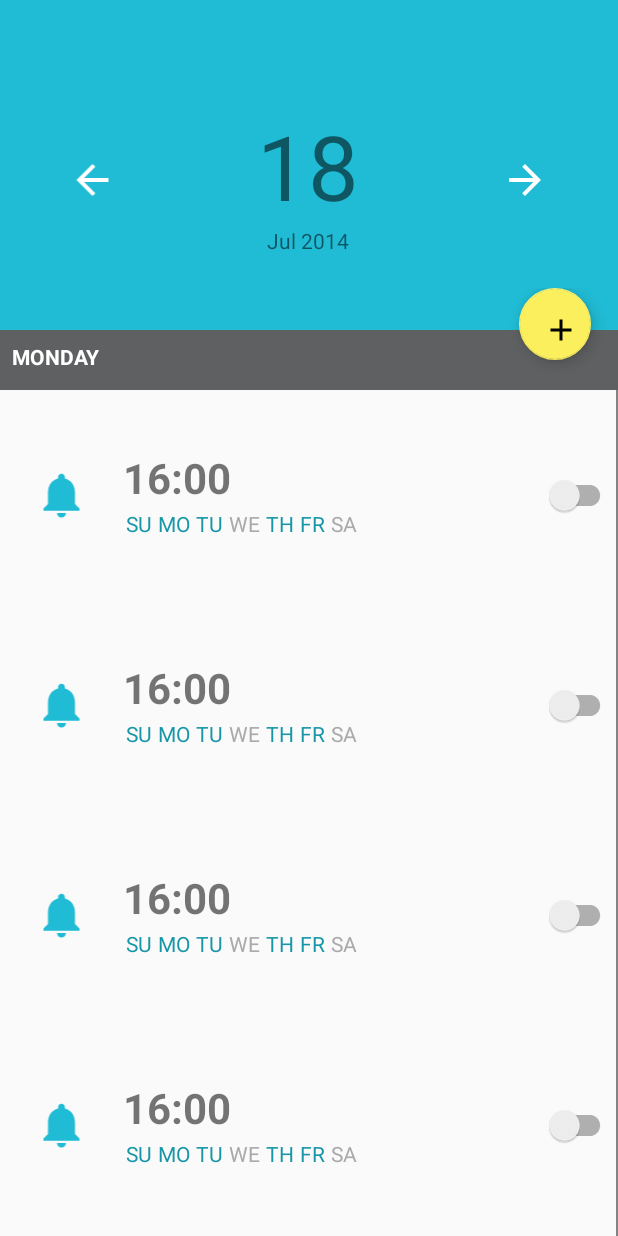
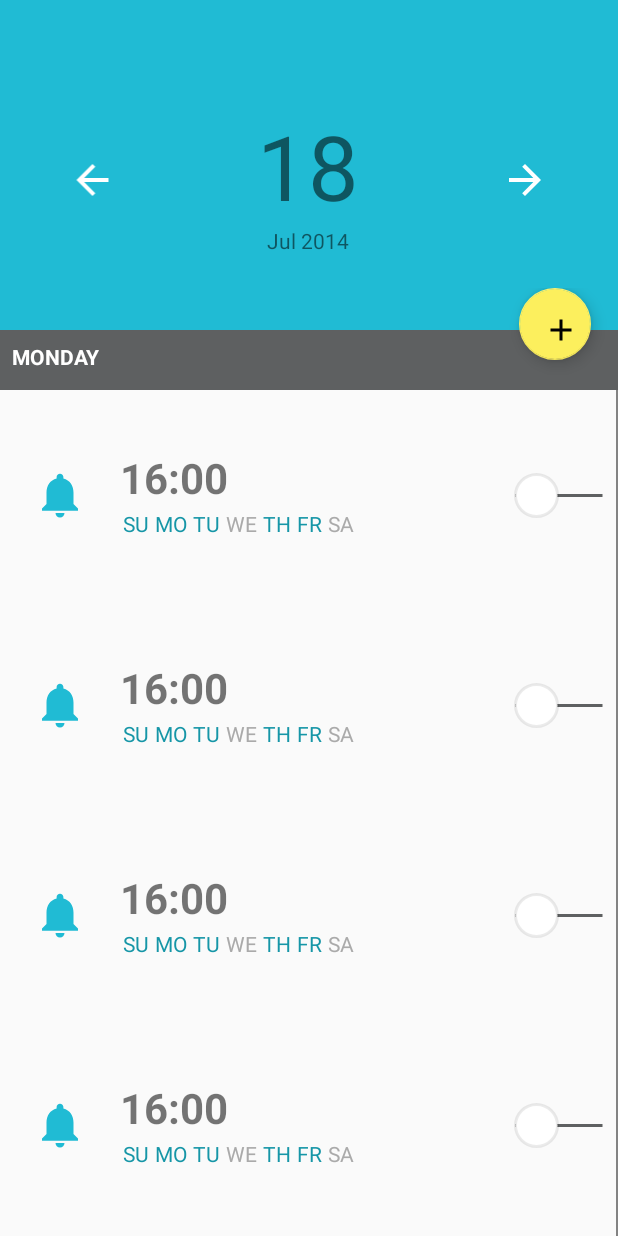
Before and after one commit to kathisai/FabAnimation, an Android app: the screen it shows after launch (MainActivity), on a phone screen of 412 x 824 dp. Run offline under Robolectric (Android 15) with nearby library versions, the phone set to English and light mode, and no system bars; our stand-ins replace ButterKnife.

Commit message:
changed switch UI

```diff
--- a/app/src/main/java/io/com/uitask/customViews/CurvedPathEvaluator.java
+++ b/app/src/main/java/io/com/uitask/customViews/CurvedPathEvaluator.java
@@ -2,9 +2,6 @@ package io.com.uitask.customViews;
 
 import android.animation.TypeEvaluator;
 
-/**
- * Created by tomas on 11/08/15.
- */
 public class CurvedPathEvaluator implements TypeEvaluator<Point> {
 
     @Override
--- /dev/null
+++ b/app/src/main/res/drawable/switch_custom_selector.xml
@@ -0,0 +1,20 @@
+<?xml version="1.0" encoding="utf-8"?>
+<selector xmlns:android="http://schemas.android.com/apk/res/android">
+    <item android:state_checked="true">
+        <shape android:dither="true" android:shape="rectangle" android:useLevel="false" android:visible="true">
+            <solid android:color="@color/colorPrimary" />
+            <corners android:radius="15dp" />
+            <size android:width="30dp" android:height="30dp" />
+            <stroke android:width="2dp" android:color="#14000000" />
+        </shape>
+    </item>
+
+    <item android:state_checked="false">
+        <shape android:dither="true" android:shape="rectangle" android:useLevel="false" android:visible="true">
+            <solid android:color="#FFFFFF" />
+            <corners android:radius="15dp" />
+            <size android:width="30dp" android:height="30dp" />
+            <stroke android:width="2dp" android:color="#14000000" />
+        </shape>
+    </item>
+</selector>
--- /dev/null
+++ b/app/src/main/res/drawable/switch_custom_track.xml
@@ -0,0 +1,16 @@
+<?xml version="1.0" encoding="utf-8"?>
+<selector xmlns:android="http://schemas.android.com/apk/res/android">
+    <item android:state_checked="true">
+        <shape xmlns:android="http://schemas.android.com/apk/res/android" android:shape="line">
+            <stroke android:width="2dp" android:color="@color/colorPrimary" />
+            <size android:height="2dp" />
+        </shape>
+    </item>
+
+    <item android:state_checked="false">
+        <shape xmlns:android="http://schemas.android.com/apk/res/android" android:shape="line">
+            <stroke android:width="2dp" android:color="@color/light_gray" />
+            <size android:height="2dp" />
+        </shape>
+    </item>
+</selector>
--- a/app/src/main/res/layout/list_item.xml
+++ b/app/src/main/res/layout/list_item.xml
@@ -1,5 +1,6 @@
 <?xml version="1.0" encoding="utf-8"?>
 <RelativeLayout xmlns:android="http://schemas.android.com/apk/res/android"
+    xmlns:app="http://schemas.android.com/apk/res-auto"
     android:layout_width="match_parent"
     android:layout_height="140dp">
 
@@ -38,8 +39,11 @@
         <android.support.v7.widget.SwitchCompat
             android:layout_width="0dp"
             android:layout_height="match_parent"
+            android:layout_marginEnd="8dp"
             android:layout_weight="2"
-            android:gravity="center" />
+            android:gravity="center"
+            android:thumb="@drawable/switch_custom_selector"
+            app:track="@drawable/switch_custom_track" />
     </LinearLayout>
 
 
```
